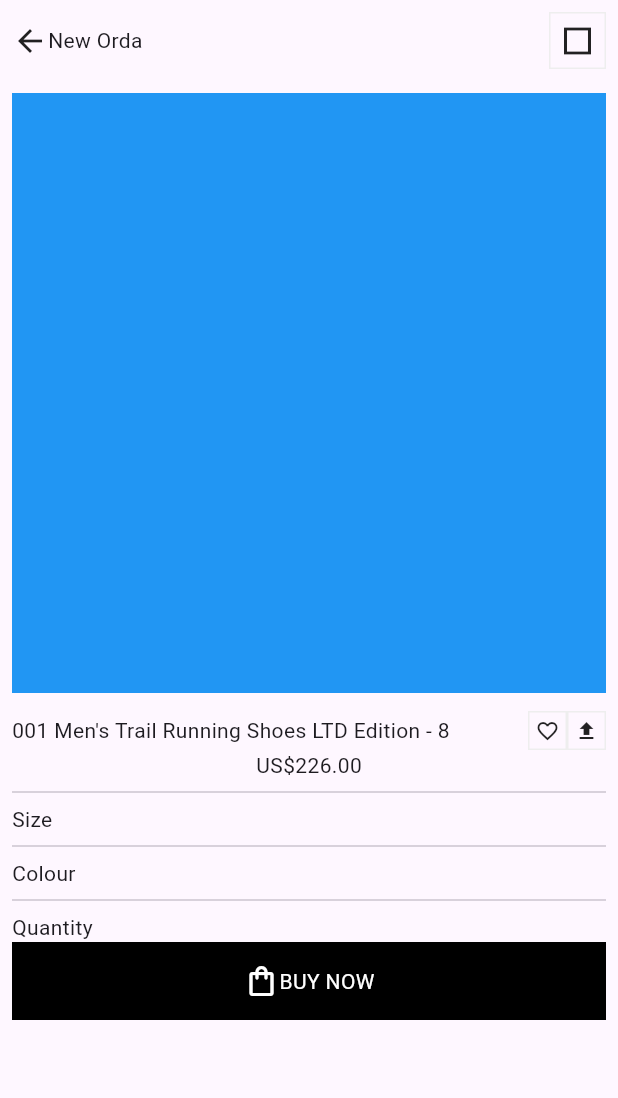
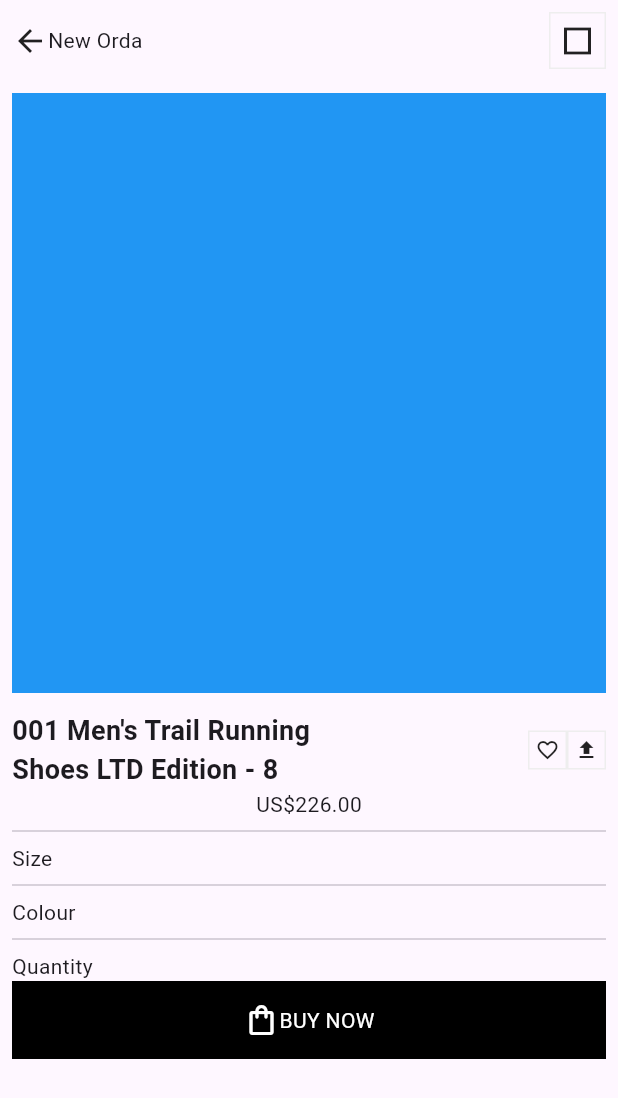
Before and after one commit to JAICHANGPARK/flutter_notebook_chapter_37, a Flutter app: the SneakersDetailPage screen opened directly, on a phone screen of 412 x 824 dp. Shown: the top 1098 px of the screen. Run offline on Flutter 3.47's test engine with Material 3 defaults, Android fonts, the phone set to English and light mode, and no system bars; our stand-ins replace dots_indicator, gap, google_fonts.

Commit message:
Update sneakers_detail_page.dart

```diff
--- a/lib/ep1869_sneakers_app/view/sneakers_detail_page.dart
+++ b/lib/ep1869_sneakers_app/view/sneakers_detail_page.dart
@@ -49,7 +49,15 @@ class _SneakersDetailPageState extends State<SneakersDetailPage> {
               Gap(12),
               Row(
                 children: [
-                  Expanded(child: Text("001 Men's Trail Running Shoes LTD Edition - 8")),
+                  Expanded(
+                    child: Text(
+                      "001 Men's Trail Running\nShoes LTD Edition - 8",
+                      style: TextStyle(
+                        fontWeight: FontWeight.bold,
+                        fontSize: 18,
+                      ),
+                    ),
+                  ),
                   Container(
                     padding: EdgeInsets.all(4),
                     decoration: BoxDecoration(
```
